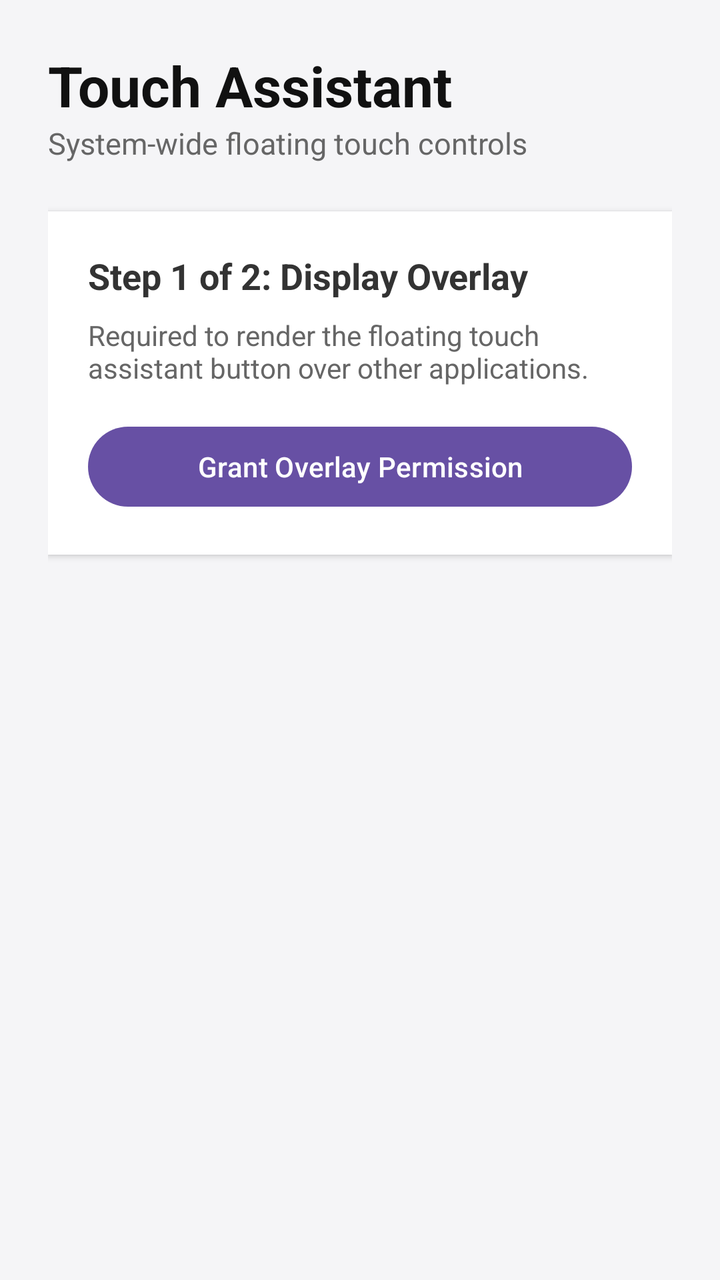
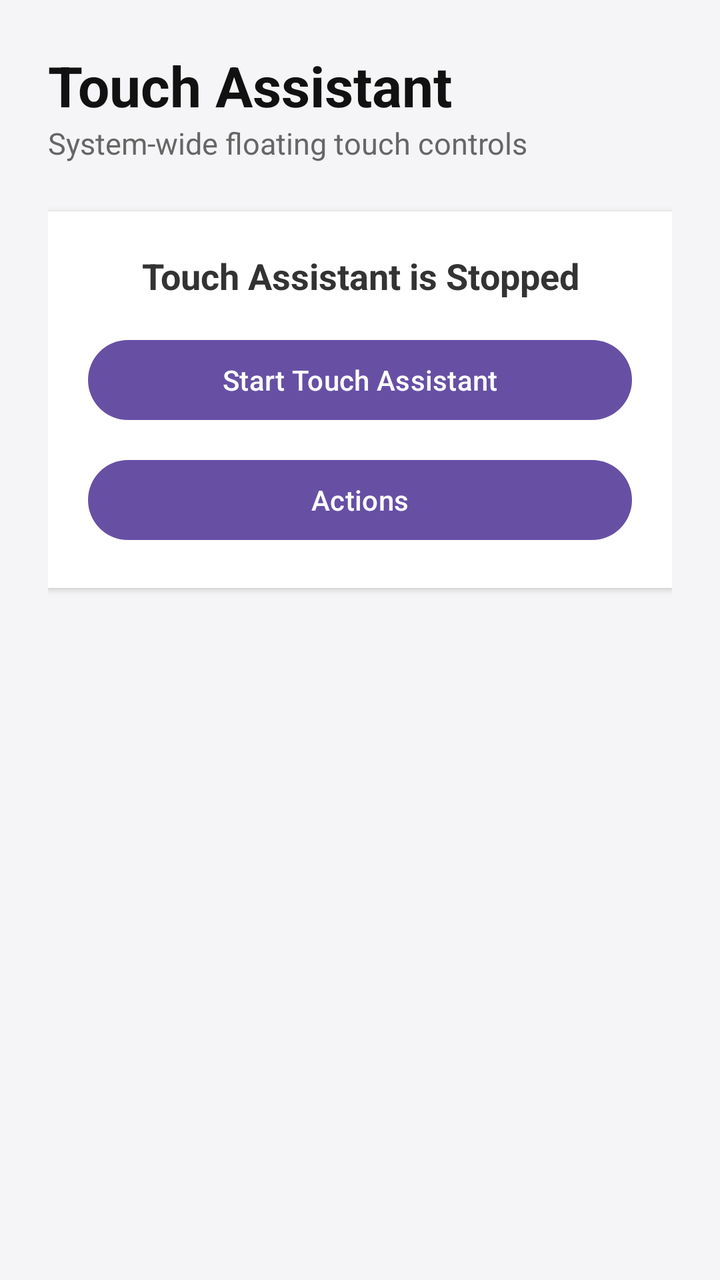

Screens rendered from an Android XML layout before and after an edit, with the pre-edit source and the edit as a unified diff.
<!-- AndroidManifest.xml: application theme Theme.TouchAssistant -->
<!-- res/layout/activity_main.xml -->
<?xml version="1.0" encoding="utf-8"?>
<ScrollView
    xmlns:android="http://schemas.android.com/apk/res/android"
    android:layout_width="match_parent"
    android:layout_height="match_parent"
    android:fillViewport="true"
    android:background="#F5F5F7">

    <LinearLayout
        android:layout_width="match_parent"
        android:layout_height="wrap_content"
        android:orientation="vertical"
        android:padding="24dp">

        
        <TextView
            android:layout_width="match_parent"
            android:layout_height="wrap_content"
            android:text="Touch Assistant"
            android:textColor="#111111"
            android:textSize="28sp"
            android:textStyle="bold" />

        <TextView
            android:layout_width="match_parent"
            android:layout_height="wrap_content"
            android:text="System-wide floating touch controls"
            android:textColor="#666666"
            android:textSize="15sp"
            android:paddingBottom="24dp" />

        
        <LinearLayout
            android:id="@+id/overlaySetupCard"
            android:layout_width="match_parent"
            android:layout_height="wrap_content"
            android:orientation="vertical"
            android:background="#FFFFFF"
            android:padding="20dp"
            android:elevation="2dp"
            android:layout_marginBottom="16dp">

            <TextView
                android:layout_width="wrap_content"
                android:layout_height="wrap_content"
                android:text="Step 1 of 2: Display Overlay"
                android:textColor="#333333"
                android:textSize="18sp"
                android:textStyle="bold" />

            <TextView
                android:layout_width="match_parent"
                android:layout_height="wrap_content"
                android:text="Required to render the floating touch assistant button over other applications."
                android:textColor="#666666"
                android:textSize="14sp"
                android:paddingTop="8dp"
                android:paddingBottom="16dp" />

            <Button
                android:id="@+id/overlayButton"
                android:layout_width="match_parent"
                android:layout_height="wrap_content"
                android:text="Grant Overlay Permission" />
        </LinearLayout>

        
        <LinearLayout
            android:id="@+id/accessibilitySetupCard"
            android:layout_width="match_parent"
            android:layout_height="wrap_content"
            android:orientation="vertical"
            android:background="#FFFFFF"
            android:padding="20dp"
            android:elevation="2dp"
            android:layout_marginBottom="16dp"
            android:visibility="gone">

            <TextView
                android:layout_width="wrap_content"
                android:layout_height="wrap_content"
                android:text="Step 2 of 2: Accessibility Service"
                android:textColor="#333333"
                android:textSize="18sp"
                android:textStyle="bold" />

            <TextView
                android:layout_width="match_parent"
                android:layout_height="wrap_content"
                android:text="Required to execute system actions like Home, Back, Recents, and Screenshots."
                android:textColor="#666666"
                android:textSize="14sp"
                android:paddingTop="8dp"
                android:paddingBottom="16dp" />

            <Button
                android:id="@+id/accessibilityButton"
                android:layout_width="match_parent"
                android:layout_height="wrap_content"
                android:text="Enable Accessibility Service" />
        </LinearLayout>

        
        <LinearLayout
            android:id="@+id/mainControlCard"
            android:layout_width="match_parent"
            android:layout_height="wrap_content"
            android:orientation="vertical"
            android:background="#FFFFFF"
            android:padding="20dp"
            android:elevation="2dp"
            android:visibility="gone">

            <TextView
                android:id="@+id/serviceStatusText"
                android:layout_width="match_parent"
                android:layout_height="wrap_content"
                android:text="Service is stopped"
                android:textColor="#333333"
                android:textSize="18sp"
                android:textStyle="bold"
                android:gravity="center"
                android:paddingBottom="16dp" />

            <Button
                android:id="@+id/startButton"
                android:layout_width="match_parent"
                android:layout_height="wrap_content"
                android:text="Start Touch Assistant" />

            <Button
                android:id="@+id/stopButton"
                android:layout_width="match_parent"
                android:layout_height="wrap_content"
                android:text="Stop Touch Assistant"
                android:visibility="gone" />

            <Button
                android:id="@+id/actionsButton"
                android:layout_width="match_parent"
                android:layout_height="wrap_content"
                android:layout_marginTop="12dp"
                android:text="Actions" />
        </LinearLayout>

    </LinearLayout>
</ScrollView>
<!-- resources referenced by this layout -->
<resources>
  <style name="Theme.TouchAssistant" parent="Base.Theme.TouchAssistant" />
  <style name="Base.Theme.TouchAssistant" parent="Theme.Material3.DayNight.NoActionBar">
          
          
      </style>
</resources>

<!-- the commit's change to res/layout/activity_main.xml (unified diff, before → after) -->
@@ -31,91 +31,19 @@
 
         
         <LinearLayout
-            android:id="@+id/overlaySetupCard"
-            android:layout_width="match_parent"
-            android:layout_height="wrap_content"
-            android:orientation="vertical"
-            android:background="#FFFFFF"
-            android:padding="20dp"
-            android:elevation="2dp"
-            android:layout_marginBottom="16dp">
-
-            <TextView
-                android:layout_width="wrap_content"
-                android:layout_height="wrap_content"
-                android:text="Step 1 of 2: Display Overlay"
-                android:textColor="#333333"
-                android:textSize="18sp"
-                android:textStyle="bold" />
-
-            <TextView
-                android:layout_width="match_parent"
-                android:layout_height="wrap_content"
-                android:text="Required to render the floating touch assistant button over other applications."
-                android:textColor="#666666"
-                android:textSize="14sp"
-                android:paddingTop="8dp"
-                android:paddingBottom="16dp" />
-
-            <Button
-                android:id="@+id/overlayButton"
-                android:layout_width="match_parent"
-                android:layout_height="wrap_content"
-                android:text="Grant Overlay Permission" />
-        </LinearLayout>
-
-        
-        <LinearLayout
-            android:id="@+id/accessibilitySetupCard"
-            android:layout_width="match_parent"
-            android:layout_height="wrap_content"
-            android:orientation="vertical"
-            android:background="#FFFFFF"
-            android:padding="20dp"
-            android:elevation="2dp"
-            android:layout_marginBottom="16dp"
-            android:visibility="gone">
-
-            <TextView
-                android:layout_width="wrap_content"
-                android:layout_height="wrap_content"
-                android:text="Step 2 of 2: Accessibility Service"
-                android:textColor="#333333"
-                android:textSize="18sp"
-                android:textStyle="bold" />
-
-            <TextView
-                android:layout_width="match_parent"
-                android:layout_height="wrap_content"
-                android:text="Required to execute system actions like Home, Back, Recents, and Screenshots."
-                android:textColor="#666666"
-                android:textSize="14sp"
-                android:paddingTop="8dp"
-                android:paddingBottom="16dp" />
-
-            <Button
-                android:id="@+id/accessibilityButton"
-                android:layout_width="match_parent"
-                android:layout_height="wrap_content"
-                android:text="Enable Accessibility Service" />
-        </LinearLayout>
-
-        
-        <LinearLayout
             android:id="@+id/mainControlCard"
             android:layout_width="match_parent"
             android:layout_height="wrap_content"
             android:orientation="vertical"
             android:background="#FFFFFF"
             android:padding="20dp"
-            android:elevation="2dp"
-            android:visibility="gone">
+            android:elevation="2dp">
 
             <TextView
                 android:id="@+id/serviceStatusText"
                 android:layout_width="match_parent"
                 android:layout_height="wrap_content"
-                android:text="Service is stopped"
+                android:text="Touch Assistant is Stopped"
                 android:textColor="#333333"
                 android:textSize="18sp"
                 android:textStyle="bold"
